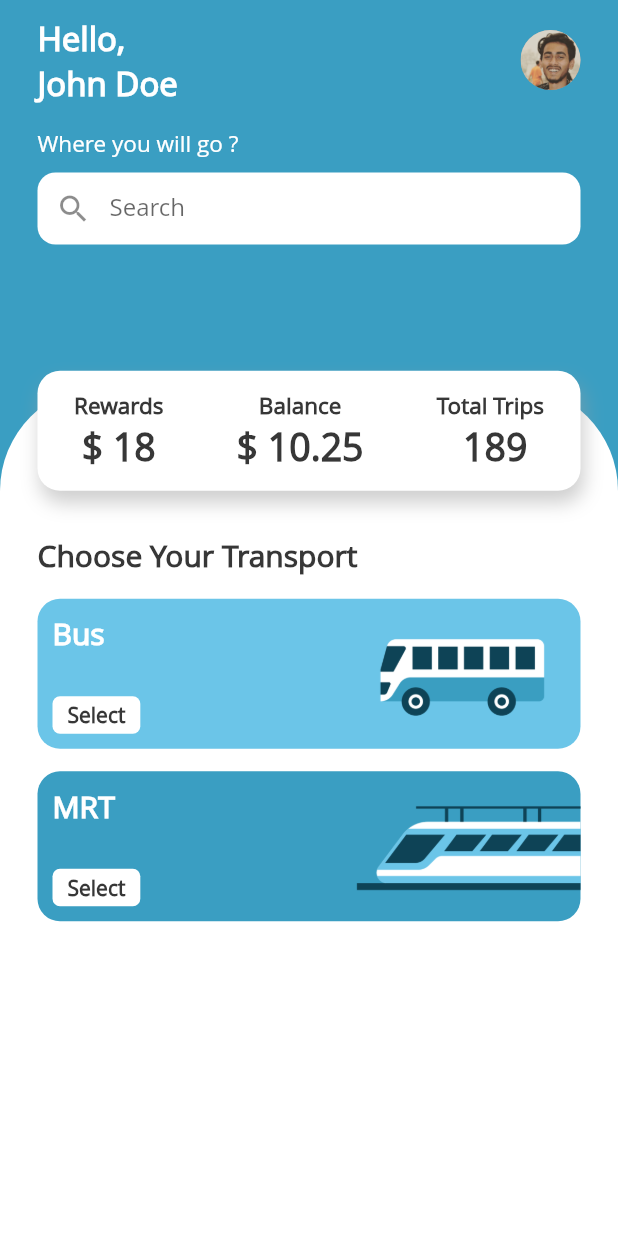
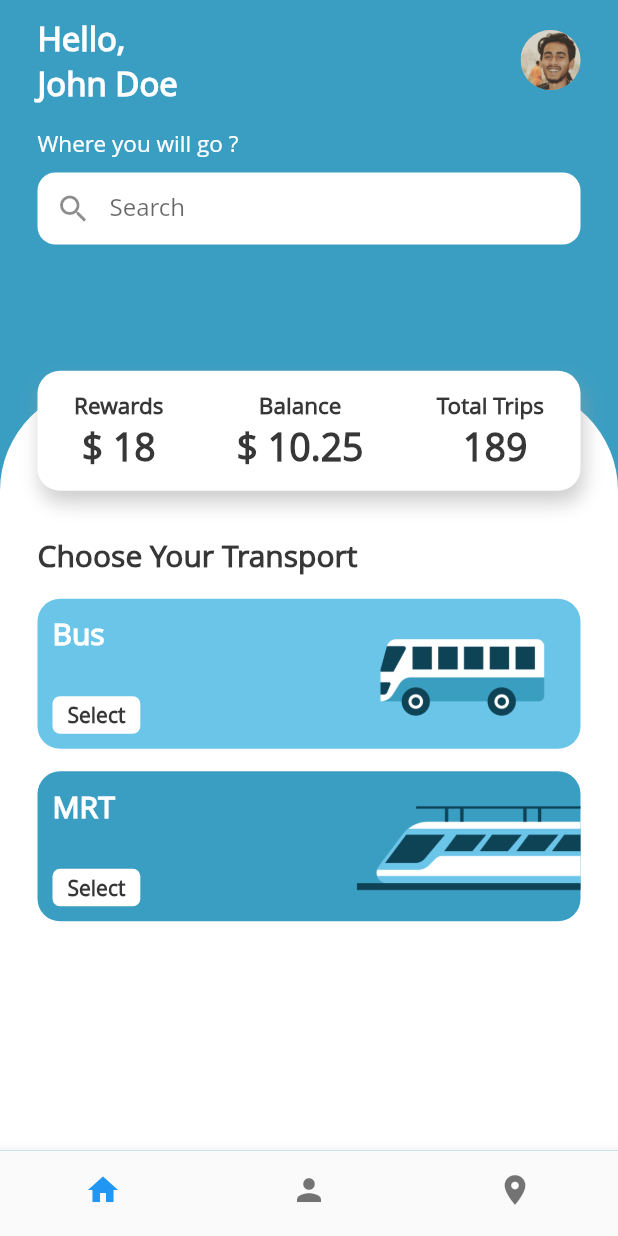
Before and after one commit to mustafa294/transportation-system, a Flutter app: the screen it shows after launch, on a phone screen of 412 x 824 dp. Run offline on Flutter 3.47's test engine with Material 2 defaults, Android fonts, the phone set to English and light mode, and no system bars.

```diff
--- a/lib/screens/homepage.dart
+++ b/lib/screens/homepage.dart
@@ -156,6 +156,28 @@ class HomePage extends StatelessWidget {
     );
   }
 
+  BottomNavigationBar buildBottomNavigationBar() {
+    return BottomNavigationBar(
+      showSelectedLabels: false,
+      showUnselectedLabels: false,
+      currentIndex: 0,
+      items: [
+        BottomNavigationBarItem(
+          title: Text(""),
+          icon: Icon(Icons.home),
+        ),
+        BottomNavigationBarItem(
+          title: Text(""),
+          icon: Icon(Icons.person),
+        ),
+        BottomNavigationBarItem(
+          title: Text(""),
+          icon: Icon(Icons.location_on),
+        ),
+      ],
+    );
+  }
+
   @override
   Widget build(BuildContext context) {
     double height = MediaQuery.of(context).size.height;
@@ -163,6 +185,7 @@ class HomePage extends StatelessWidget {
 
     return SafeArea(
       child: Scaffold(
+        bottomNavigationBar: buildBottomNavigationBar(),
         backgroundColor: AppColor.backgroundColor,
         body: Stack(
           overflow: Overflow.visible,
```
